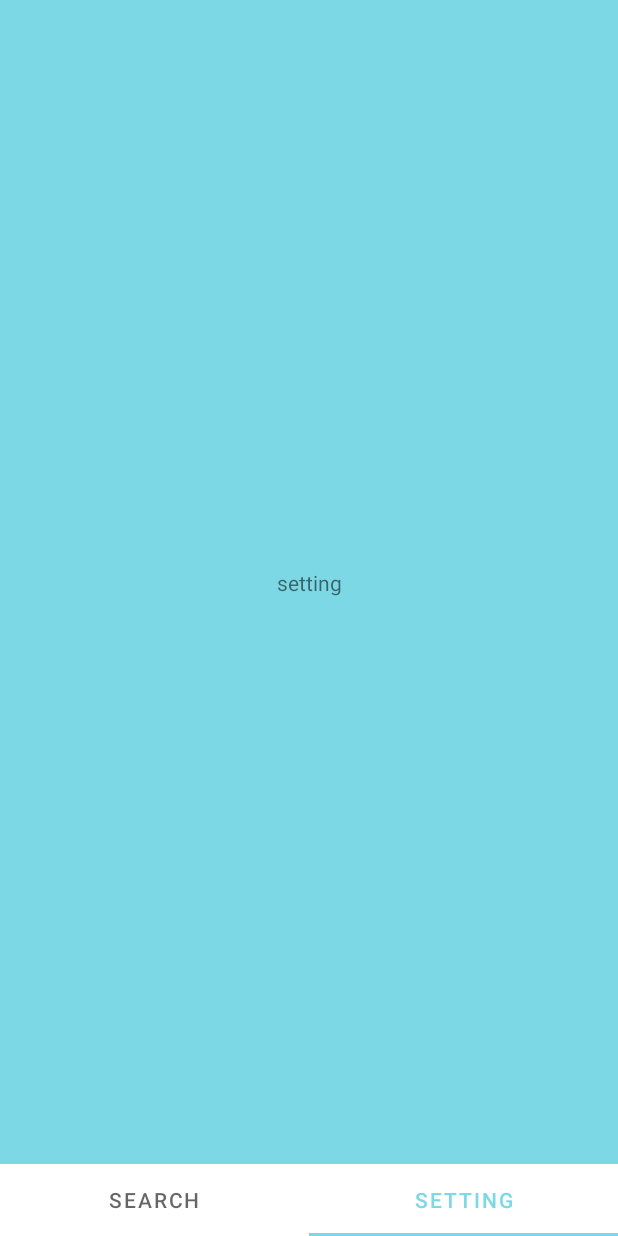
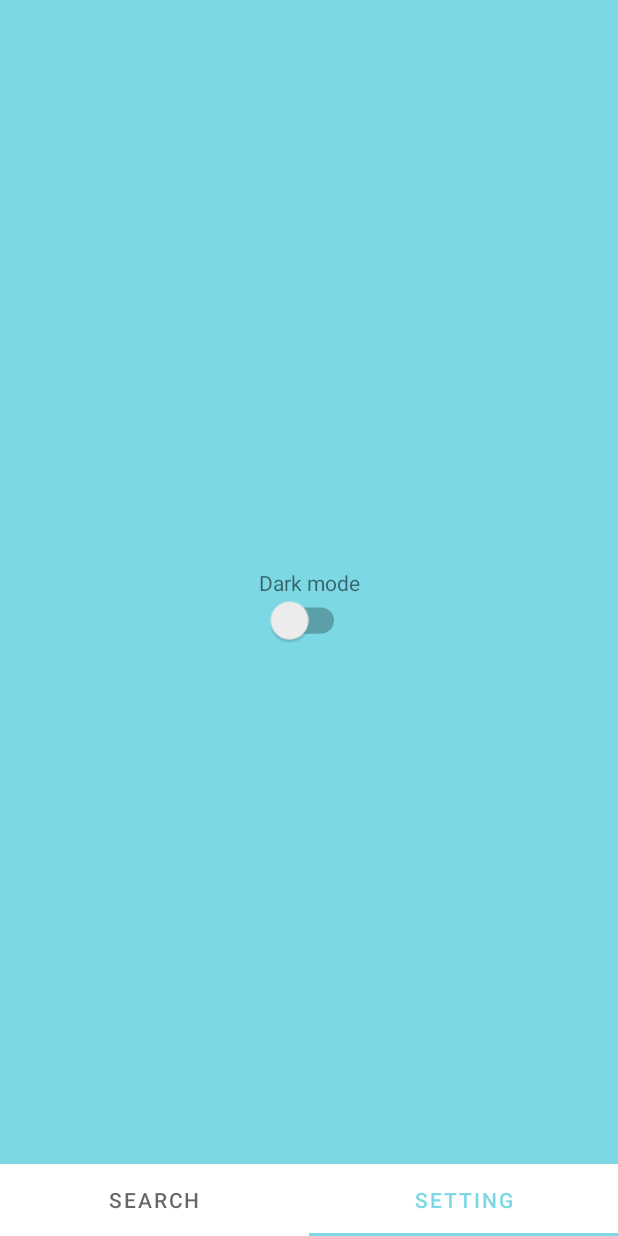
Before and after one commit to matadysa/Mobile-Programming-HW2, an Android app: the screen it shows after launch (StartActivity), item 2 of the bottom bar chosen, on a phone screen of 412 x 824 dp. Run offline under Robolectric (Android 15) with nearby library versions, the phone set to English and light mode, and no system bars.

Commit message:
fragments

```diff
--- a/app/src/main/java/com/example/weatherapp/SettingFragment.java
+++ b/app/src/main/java/com/example/weatherapp/SettingFragment.java
@@ -2,20 +2,22 @@ package com.example.weatherapp;
 
 import android.os.Bundle;
 
+import androidx.appcompat.widget.SwitchCompat;
 import androidx.fragment.app.Fragment;
 
 import android.view.LayoutInflater;
 import android.view.View;
 import android.view.ViewGroup;
+import android.widget.CompoundButton;
+import android.widget.Toast;
 
 
 public class SettingFragment extends Fragment {
 
-
     @Override
     public View onCreateView(LayoutInflater inflater, ViewGroup container,
                              Bundle savedInstanceState) {
-        // Inflate the layout for this fragment
+
         return inflater.inflate(R.layout.fragment_setting, container, false);
     }
 }
--- a/app/src/main/res/layout/fragment_setting.xml
+++ b/app/src/main/res/layout/fragment_setting.xml
@@ -5,11 +5,22 @@
     android:layout_height="match_parent"
     tools:context=".SettingFragment">
 
-    <!-- TODO: Update blank fragment layout -->
     <TextView
         android:layout_width="match_parent"
         android:layout_height="match_parent"
-        android:text="@string/setting"
+        android:text="@string/dark_mode"
         android:gravity="center"/>
 
+    <Switch
+        android:id="@+id/dark_mode_switch"
+        android:layout_width="wrap_content"
+        android:layout_height="wrap_content"
+        android:layout_gravity="center"
+        android:layout_marginTop="25dp"
+        android:scaleX="1.25"
+        android:scaleY="1.25"
+        android:text=""
+        android:visibility="visible"
+        tools:ignore="UseSwitchCompatOrMaterialXml" />
+
 </FrameLayout>
--- a/app/src/main/res/values/strings.xml
+++ b/app/src/main/res/values/strings.xml
@@ -5,4 +5,5 @@
     <string name="setting">setting</string>
     <!-- TODO: Remove or change this placeholder text -->
     <string name="hello_blank_fragment">Hello blank fragment</string>
+    <string name="dark_mode">Dark mode</string>
 </resources>
```
Also changed, not shown: app/src/main/res/values/attr.xml (added, +7 -0 lines).
